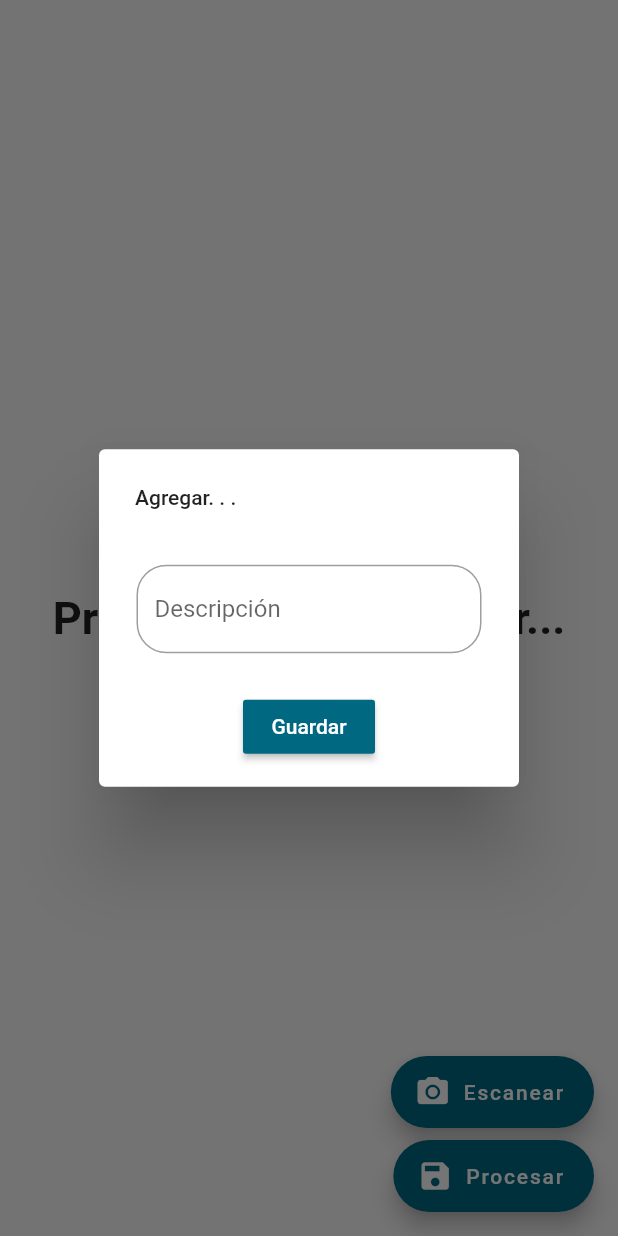
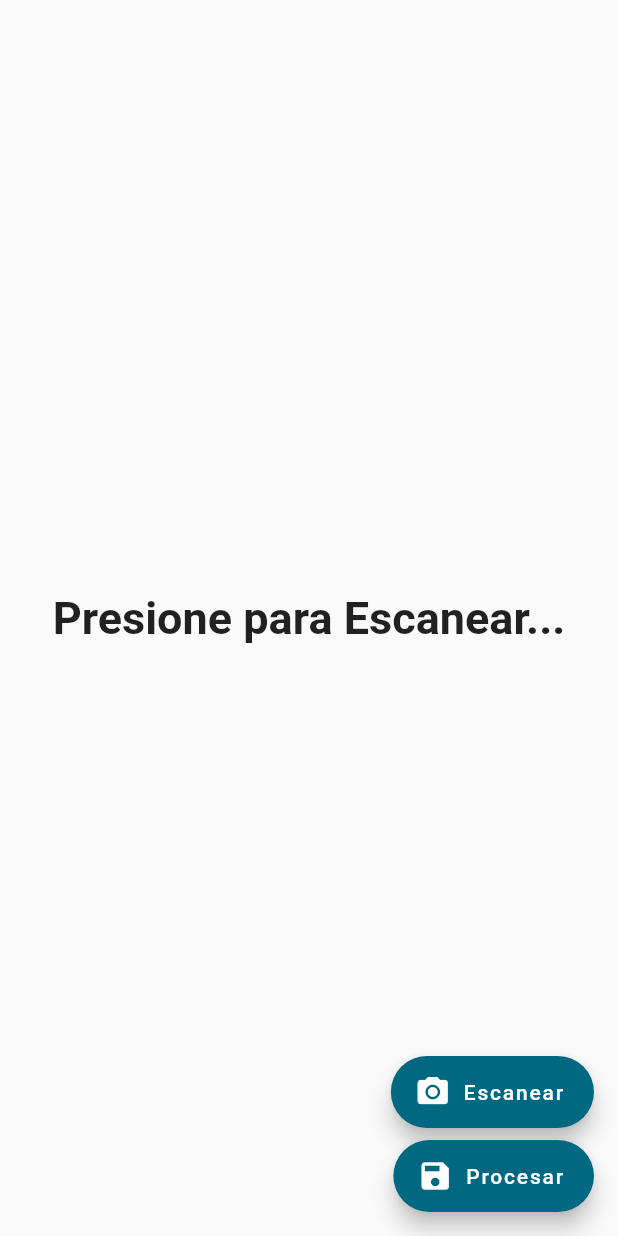
Before and after one commit to HectorSoftware/flutter_barcode, a Flutter app: the Capture screen opened directly, after a tap on "Procesar", on a phone screen of 412 x 824 dp. Run offline on Flutter 3.47's test engine with Material 2 defaults, Android fonts, the phone set to English and light mode, and no system bars; our stand-ins replace sqflite; missing offline and left inert: barcode_scan, grpc, protobuf; accounts and stored records are empty; Roboto replaces fonts that are missing (RobotoMono).

```diff
--- a/lib/Page/Capture/CaptureCode.dart
+++ b/lib/Page/Capture/CaptureCode.dart
@@ -149,7 +149,7 @@ class CaptureState extends State<Capture> {
                   icon: Icon(Icons.save),
                   label: Text("Procesar"),
                   onPressed: (){
-                    if(!entro){ VentanaGuardar(); }
+                    if(entro){ VentanaGuardar(); }
                   },
                 ),
               ),
```
